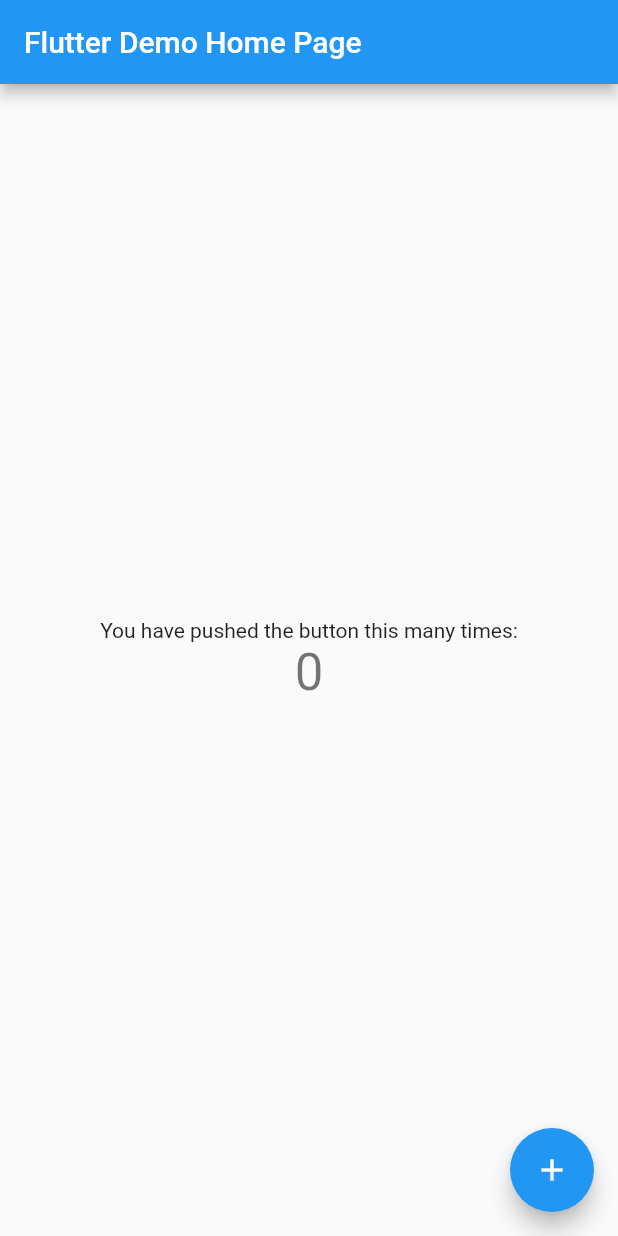
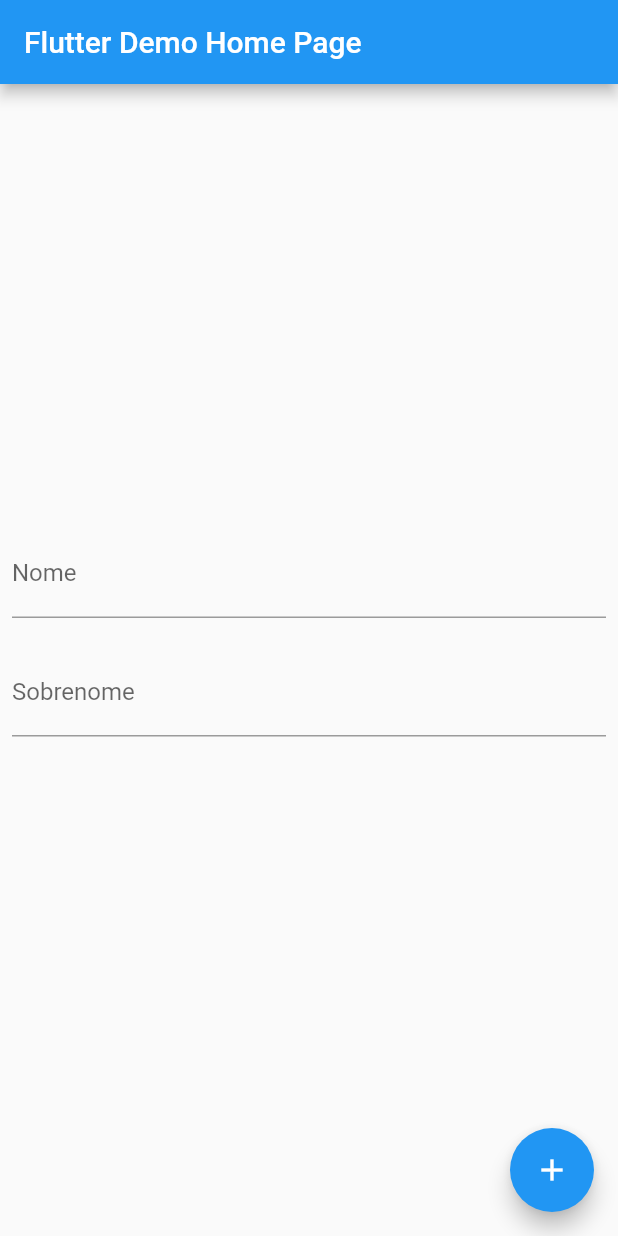
Before and after one commit to vagnersabadi/course-flutter-mobx, a Flutter app: the screen it shows after launch, on a phone screen of 412 x 824 dp. Run offline on Flutter 3.47's test engine with Material 2 defaults, Android fonts, the phone set to English and light mode, and no system bars; our stand-ins replace flutter_mobx, mobx; generated files the repository leaves out were written again.

```diff
--- a/lib/controller.dart
+++ b/lib/controller.dart
@@ -5,10 +5,21 @@ class Controller = ControllerBase with _$Controller;
 
 abstract class ControllerBase with Store {
   @observable
-  int counter = 0;
+  String nome = '';
+
+  @observable
+  String sobrenome = '';
+
+  @computed
+  String get nomeCompleto => "$nome $sobrenome";
 
   @action
-  increment() {
-    counter++;
+  mudarNome(String newName) {
+    nome = newName;
+  }
+
+  @action
+  mudarSobrenome(String newName) {
+    sobrenome = newName;
   }
 }
--- a/lib/home.dart
+++ b/lib/home.dart
@@ -21,27 +21,37 @@ class _MyHomePageState extends State<MyHomePage> {
       appBar: AppBar(
         title: Text(widget.title),
       ),
-      body: Center(
+      body: Padding(
+        padding: const EdgeInsets.all(8.0),
+        child: Center(
           child: Column(
             mainAxisAlignment: MainAxisAlignment.center,
             children: <Widget>[
-            Text(
-              'You have pushed the button this many times:',
+              TextField(
+                decoration: InputDecoration(labelText: 'Nome'),
+                onChanged: controller.mudarNome,
+              ),
+              SizedBox(
+                height: 20,
+              ),
+              TextField(
+                decoration: InputDecoration(labelText: 'Sobrenome'),
+                onChanged: controller.mudarSobrenome,
+              ),
+              SizedBox(
+                height: 20,
               ),
               Observer(
-              builder: (BuildContext context) {
-                return Text(
-                  '${controller.counter}',
-                  style: Theme.of(context).textTheme.display1,
-                );
+                builder: (_) {
+                  return Text('${controller.nomeCompleto}');
                 },
               )
             ],
           ),
         ),
+      ),
       floatingActionButton: FloatingActionButton(
         onPressed: () {
-          controller.increment();
         },
         tooltip: 'Increment',
         child: Icon(Icons.add),
```
Also changed, not shown: lib/controller.g.dart. Lines whose indentation alone changed are shown as unchanged.
